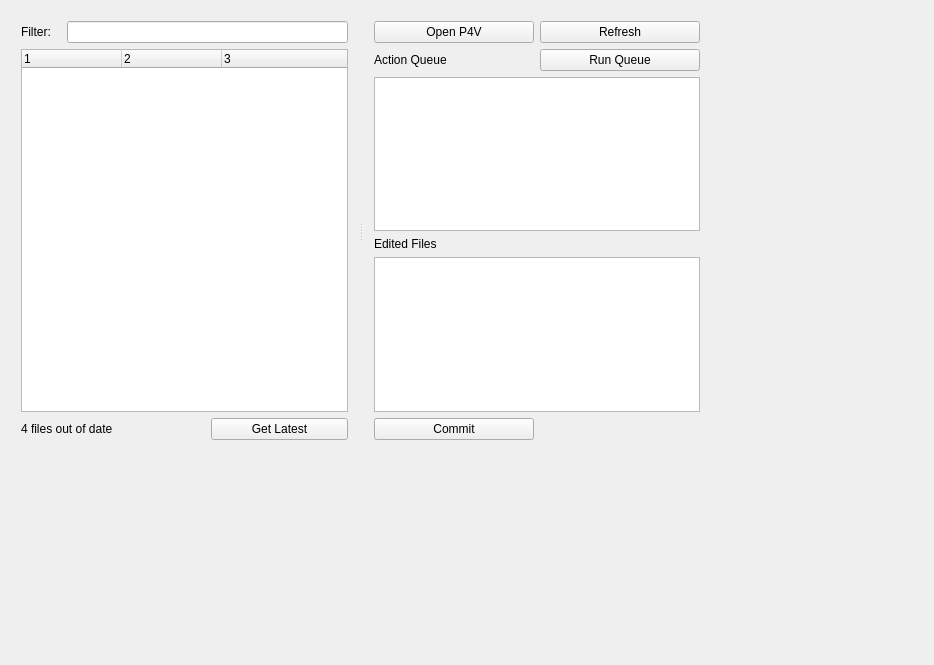
This is mainwindow.ui in dant2k/P4SSHQt as Qt 5 draws it before an edit. The edited form follows.
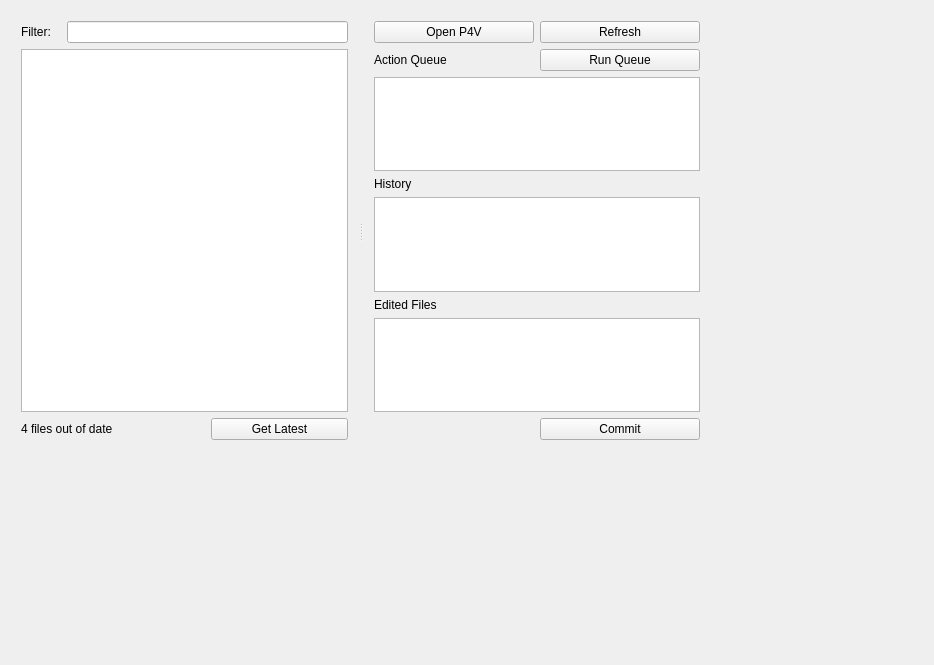
This is the edited form.

```diff
--- a/mainwindow.ui
+++ b/mainwindow.ui
@@ -67,7 +67,7 @@
          <number>3</number>
         </property>
         <attribute name="headerVisible">
-         <bool>true</bool>
+         <bool>false</bool>
         </attribute>
         <attribute name="headerStretchLastSection">
          <bool>true</bool>
@@ -96,7 +96,7 @@
       <property name="horizontalSpacing">
        <number>6</number>
       </property>
-      <item row="3" column="0">
+      <item row="6" column="0">
        <widget class="QLabel" name="label_3">
         <property name="text">
          <string>Edited Files</string>
@@ -110,27 +110,6 @@
         </property>
        </widget>
       </item>
-      <item row="0" column="1">
-       <widget class="QPushButton" name="btnRefresh">
-        <property name="text">
-         <string>Refresh</string>
-        </property>
-       </widget>
-      </item>
-      <item row="5" column="0">
-       <widget class="QPushButton" name="btnCommitSelected">
-        <property name="text">
-         <string>Commit</string>
-        </property>
-       </widget>
-      </item>
-      <item row="4" column="0" colspan="2">
-       <widget class="QListWidget" name="lstEdited">
-        <property name="selectionMode">
-         <enum>QAbstractItemView::MultiSelection</enum>
-        </property>
-       </widget>
-      </item>
       <item row="1" column="1">
        <widget class="QPushButton" name="btnRunQueue">
         <property name="text">
@@ -138,6 +117,20 @@
         </property>
        </widget>
       </item>
+      <item row="7" column="0" colspan="2">
+       <widget class="QListWidget" name="lstEdited">
+        <property name="selectionMode">
+         <enum>QAbstractItemView::MultiSelection</enum>
+        </property>
+       </widget>
+      </item>
+      <item row="0" column="1">
+       <widget class="QPushButton" name="btnRefresh">
+        <property name="text">
+         <string>Refresh</string>
+        </property>
+       </widget>
+      </item>
       <item row="2" column="0" colspan="2">
        <widget class="QListWidget" name="lstQueue"/>
       </item>
@@ -148,6 +141,23 @@
         </property>
        </widget>
       </item>
+      <item row="3" column="0">
+       <widget class="QLabel" name="label">
+        <property name="text">
+         <string>History</string>
+        </property>
+       </widget>
+      </item>
+      <item row="4" column="0" colspan="2">
+       <widget class="QListWidget" name="lstHistory"/>
+      </item>
+      <item row="8" column="1">
+       <widget class="QPushButton" name="btnCommitSelected">
+        <property name="text">
+         <string>Commit</string>
+        </property>
+       </widget>
+      </item>
      </layout>
     </widget>
    </widget>
```
